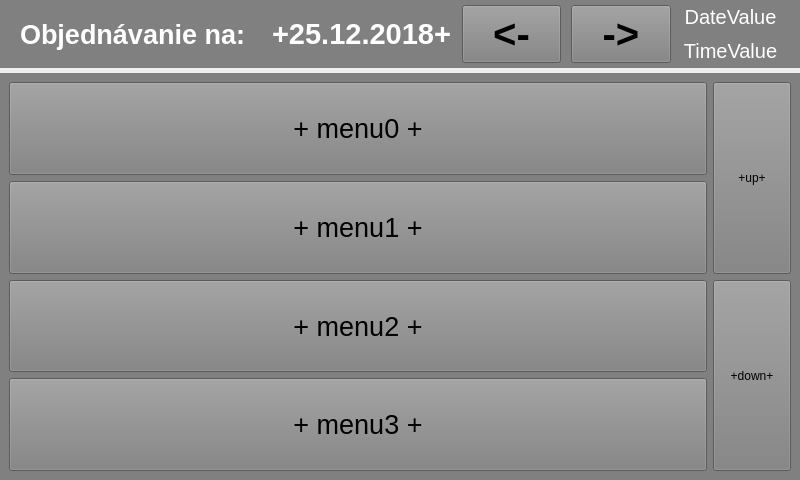
Old version of the form ServerApp/TerminalServices/Order/Layouts/OrdersLayout.ui in the repository KelloTomas/CVUTMasterThesis.
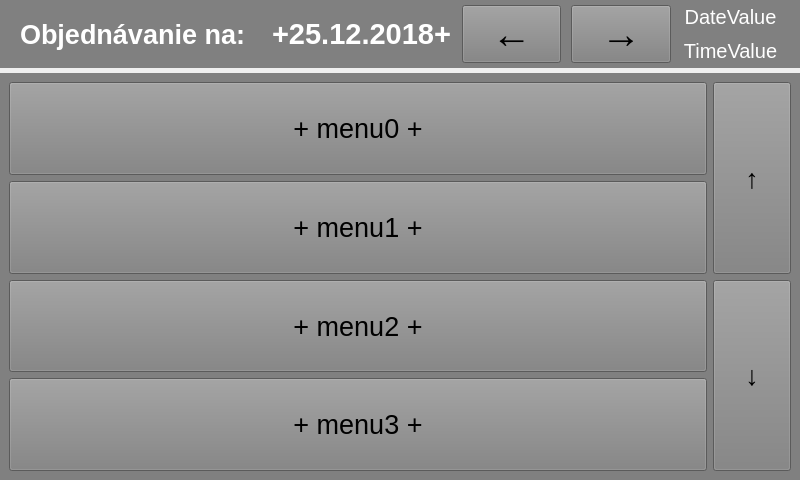
New version of the form.

What changed in the file:
```diff
--- a/ServerApp/TerminalServices/Order/Layouts/OrdersLayout.ui
+++ b/ServerApp/TerminalServices/Order/Layouts/OrdersLayout.ui
@@ -130,7 +130,7 @@
          <string notr="true">margin:5</string>
         </property>
         <property name="text">
-         <string>&lt;-</string>
+         <string>←</string>
         </property>
        </widget>
       </item>
@@ -153,7 +153,7 @@
          <string notr="true">margin:5</string>
         </property>
         <property name="text">
-         <string>-&gt;</string>
+         <string>→</string>
         </property>
        </widget>
       </item>
@@ -348,8 +348,15 @@
           <verstretch>0</verstretch>
          </sizepolicy>
         </property>
+        <property name="font">
+         <font>
+          <pointsize>20</pointsize>
+          <weight>75</weight>
+          <bold>true</bold>
+         </font>
+        </property>
         <property name="text">
-         <string>+up+</string>
+         <string>↑</string>
         </property>
        </widget>
       </item>
@@ -361,8 +368,15 @@
           <verstretch>0</verstretch>
          </sizepolicy>
         </property>
+        <property name="font">
+         <font>
+          <pointsize>20</pointsize>
+          <weight>75</weight>
+          <bold>true</bold>
+         </font>
+        </property>
         <property name="text">
-         <string>+down+</string>
+         <string>↓</string>
         </property>
        </widget>
       </item>
```
